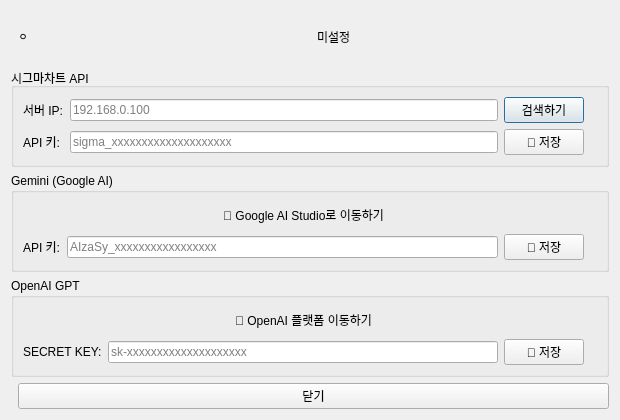
vincereway/Ai-Builder, file src/ai_builder/ui/forms/settings_window.ui: the form before one commit.
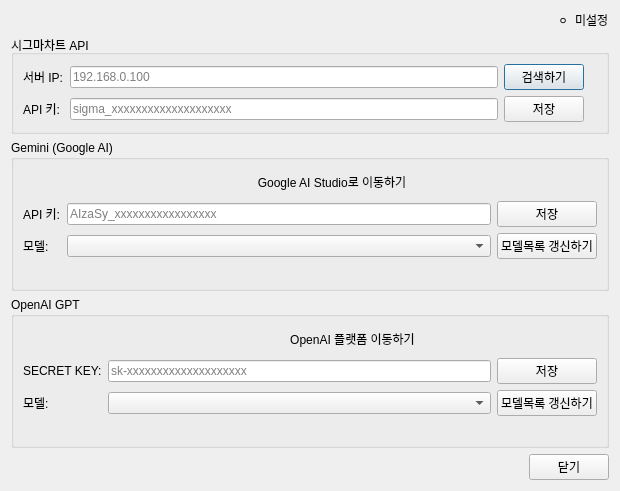
The form after the commit.

The edit to the form file:
```diff
--- a/src/ai_builder/ui/forms/settings_window.ui
+++ b/src/ai_builder/ui/forms/settings_window.ui
@@ -7,7 +7,7 @@
     <x>0</x>
     <y>0</y>
     <width>620</width>
-    <height>420</height>
+    <height>461</height>
    </rect>
   </property>
   <property name="windowTitle">
@@ -23,7 +23,13 @@
      <item>
       <spacer>
        <property name="orientation">
-        <enum>Qt::Horizontal</enum>
+        <enum>Qt::Orientation::Horizontal</enum>
+       </property>
+       <property name="sizeHint" stdset="0">
+        <size>
+         <width>0</width>
+         <height>0</height>
+        </size>
        </property>
       </spacer>
      </item>
@@ -51,7 +57,7 @@
      </property>
      <layout class="QGridLayout">
       <item row="0" column="0">
-       <widget class="QLabel">
+       <widget class="QLabel" name="label">
         <property name="text">
          <string>서버 IP:</string>
         </property>
@@ -72,7 +78,7 @@
        </widget>
       </item>
       <item row="1" column="0">
-       <widget class="QLabel">
+       <widget class="QLabel" name="label">
         <property name="text">
          <string>API 키:</string>
         </property>
@@ -88,7 +94,7 @@
       <item row="1" column="2">
        <widget class="QPushButton" name="btn_sigma_api_key_save">
         <property name="text">
-         <string>💾 저장</string>
+         <string>저장</string>
         </property>
        </widget>
       </item>
@@ -109,23 +115,33 @@
       <string>Gemini (Google AI)</string>
      </property>
      <layout class="QGridLayout">
-      <item row="0" column="0" colspan="3">
+      <item row="0" column="1" colspan="2">
        <widget class="QPushButton" name="btn_open_gemini_link">
-        <property name="text">
-         <string>🔗 Google AI Studio로 이동하기</string>
-        </property>
-        <property name="flat">
-         <bool>true</bool>
-        </property>
         <property name="cursor">
          <cursorShape>PointingHandCursor</cursorShape>
         </property>
+        <property name="text">
+         <string>Google AI Studio로 이동하기</string>
+        </property>
+        <property name="flat">
+         <bool>true</bool>
+        </property>
        </widget>
       </item>
-      <item row="1" column="0">
-       <widget class="QLabel">
+      <item row="2" column="2">
+       <widget class="QPushButton" name="btn_gemini_model_refresh">
         <property name="text">
-         <string>API 키:</string>
+         <string>모델목록 갱신하기</string>
+        </property>
+       </widget>
+      </item>
+      <item row="3" column="1" colspan="2">
+       <widget class="QLabel" name="lbl_gemini_model_status">
+        <property name="text">
+         <string/>
+        </property>
+        <property name="wordWrap">
+         <bool>true</bool>
         </property>
        </widget>
       </item>
@@ -136,17 +152,27 @@
         </property>
        </widget>
       </item>
+      <item row="2" column="1">
+       <widget class="QComboBox" name="combo_gemini_model"/>
+      </item>
+      <item row="2" column="0">
+       <widget class="QLabel" name="lbl_gemini_model">
+        <property name="text">
+         <string>모델:</string>
+        </property>
+       </widget>
+      </item>
       <item row="1" column="2">
        <widget class="QPushButton" name="btn_gemini_api_key_save">
         <property name="text">
-         <string>💾 저장</string>
+         <string>저장</string>
         </property>
        </widget>
       </item>
-      <item row="1" column="3">
-       <widget class="QLabel" name="lbl_gemini_api_status">
+      <item row="1" column="0">
+       <widget class="QLabel" name="label">
         <property name="text">
-         <string></string>
+         <string>API 키:</string>
         </property>
        </widget>
       </item>
@@ -160,10 +186,10 @@
       <string>OpenAI GPT</string>
      </property>
      <layout class="QGridLayout">
-      <item row="0" column="0" colspan="3">
+      <item row="0" column="1" colspan="2">
        <widget class="QPushButton" name="btn_open_openai_link">
         <property name="text">
-         <string>🔗 OpenAI 플랫폼 이동하기</string>
+         <string>OpenAI 플랫폼 이동하기</string>
         </property>
         <property name="flat">
          <bool>true</bool>
@@ -174,12 +200,36 @@
        </widget>
       </item>
       <item row="1" column="0">
-       <widget class="QLabel">
+       <widget class="QLabel" name="label">
         <property name="text">
          <string>SECRET KEY:</string>
         </property>
        </widget>
       </item>
+      <item row="3" column="1" colspan="2">
+       <widget class="QLabel" name="lbl_openai_model_status">
+        <property name="text">
+         <string/>
+        </property>
+        <property name="wordWrap">
+         <bool>true</bool>
+        </property>
+       </widget>
+      </item>
+      <item row="2" column="2">
+       <widget class="QPushButton" name="btn_openai_model_refresh">
+        <property name="text">
+         <string>모델목록 갱신하기</string>
+        </property>
+       </widget>
+      </item>
+      <item row="2" column="0">
+       <widget class="QLabel" name="lbl_openai_model">
+        <property name="text">
+         <string>모델:</string>
+        </property>
+       </widget>
+      </item>
       <item row="1" column="1">
        <widget class="QLineEdit" name="edit_openai_api_key">
         <property name="placeholderText">
@@ -190,16 +240,12 @@
       <item row="1" column="2">
        <widget class="QPushButton" name="btn_openai_api_key_save">
         <property name="text">
-         <string>💾 저장</string>
+         <string>저장</string>
         </property>
        </widget>
       </item>
-      <item row="1" column="3">
-       <widget class="QLabel" name="lbl_openai_api_status">
-        <property name="text">
-         <string></string>
-        </property>
-       </widget>
+      <item row="2" column="1">
+       <widget class="QComboBox" name="combo_openai_model"/>
       </item>
      </layout>
     </widget>
@@ -210,7 +256,13 @@
      <item>
       <spacer>
        <property name="orientation">
-        <enum>Qt::Horizontal</enum>
+        <enum>Qt::Orientation::Horizontal</enum>
+       </property>
+       <property name="sizeHint" stdset="0">
+        <size>
+         <width>0</width>
+         <height>0</height>
+        </size>
        </property>
       </spacer>
      </item>
```
Left out of the diff: 13 changed lines with no effect on the pictures.
